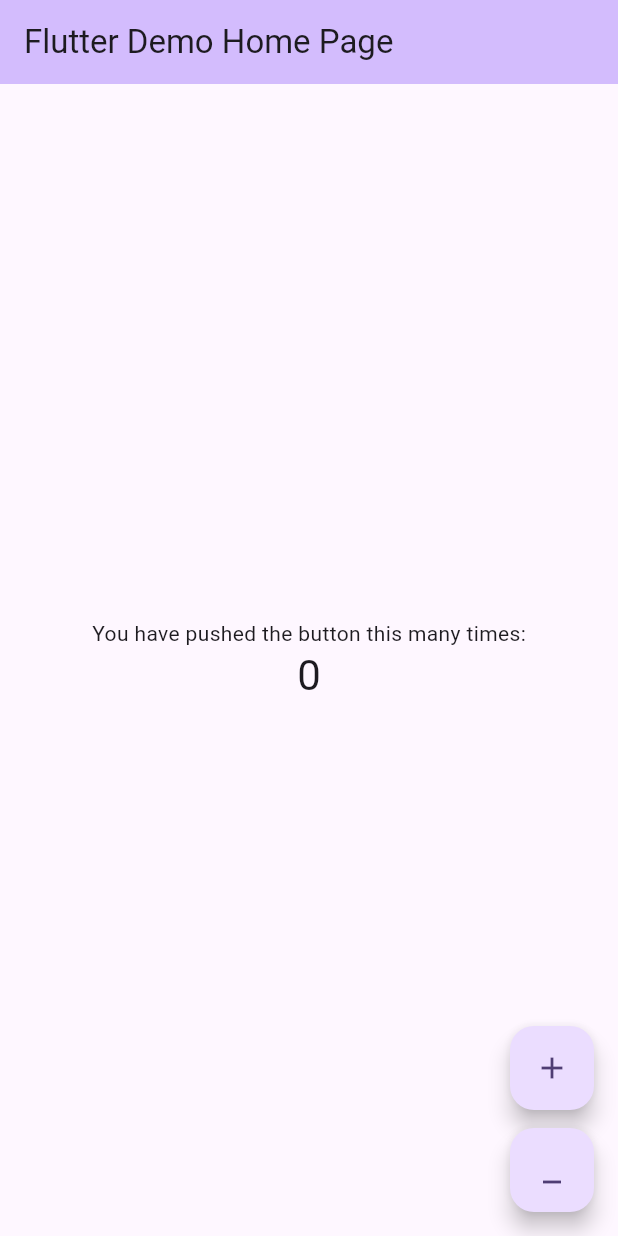
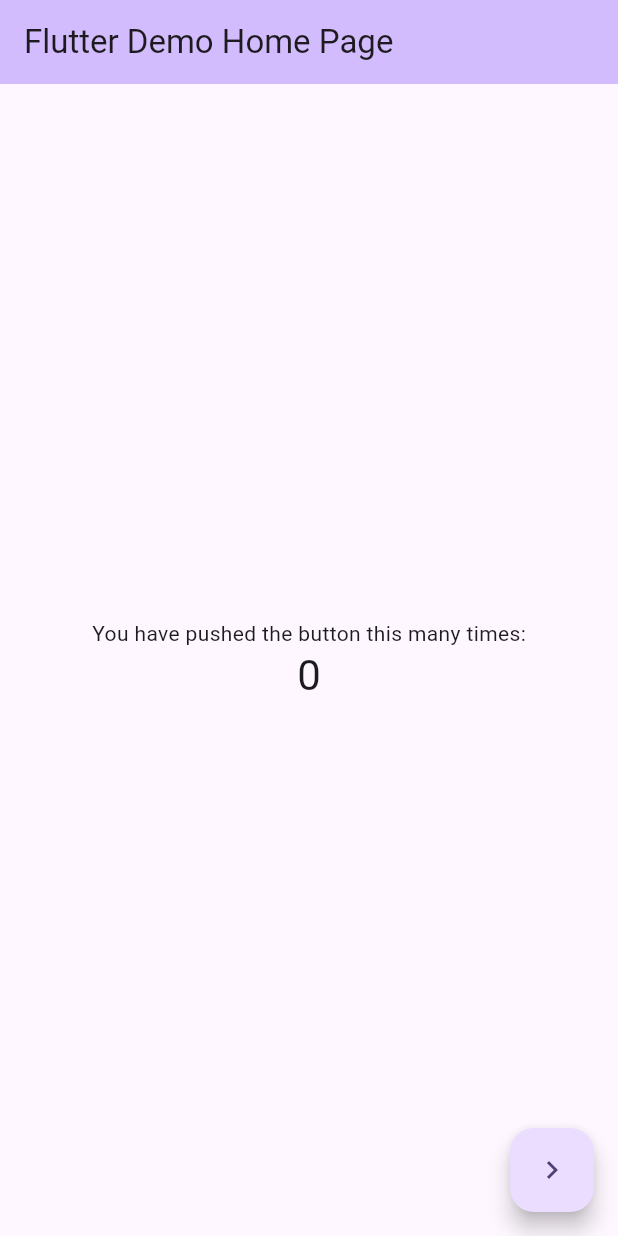
Before and after one commit to ParveenKumar8/Counter_Bloc_App, a Flutter app: the screen it shows after launch, on a phone screen of 412 x 824 dp. Run offline on Flutter 3.47's test engine with Material 3 defaults, Android fonts, the phone set to English and light mode, and no system bars; our stand-ins replace flutter_bloc.

```diff
--- a/lib/cubit/counter_cubit.dart
+++ b/lib/cubit/counter_cubit.dart
@@ -10,6 +10,7 @@ class CounterCubit extends Cubit<int> {
 
   void decrement() {
     //print('###### Decrement Before $state');
+    if (state == 0) return;
     emit(state - 1);
     //print('###### Decrement After $state');
   }
--- a/lib/main.dart
+++ b/lib/main.dart
@@ -1,5 +1,7 @@
+import 'package:counter_bloc_app/cubit/counter_cubit.dart';
 import 'package:counter_bloc_app/my_home_page.dart';
 import 'package:flutter/material.dart';
+import 'package:flutter_bloc/flutter_bloc.dart';
 
 void main() {
   runApp(const MyApp());
@@ -10,13 +12,16 @@ class MyApp extends StatelessWidget {
 
   @override
   Widget build(BuildContext context) {
-    return MaterialApp(
-      title: 'Counter App',
-      theme: ThemeData(
-        colorScheme: ColorScheme.fromSeed(seedColor: Colors.deepPurple),
-        useMaterial3: true,
+    return BlocProvider(
+      create: (_) => CounterCubit(),
+      child: MaterialApp(
+        title: 'Counter App',
+        theme: ThemeData(
+          colorScheme: ColorScheme.fromSeed(seedColor: Colors.deepPurple),
+          useMaterial3: true,
+        ),
+        home: const MyHomePage(title: 'Flutter Demo Home Page'),
       ),
-      home: const MyHomePage(title: 'Flutter Demo Home Page'),
     );
   }
 }
--- a/lib/my_home_page.dart
+++ b/lib/my_home_page.dart
@@ -1,27 +1,22 @@
 import 'package:counter_bloc_app/cubit/counter_cubit.dart';
+import 'package:counter_bloc_app/inc_dec_page.dart';
 import 'package:flutter/material.dart';
 import 'package:flutter_bloc/flutter_bloc.dart';
 
-class MyHomePage extends StatefulWidget {
+class MyHomePage extends StatelessWidget {
   const MyHomePage({super.key, required this.title});
 
   final String title;
 
-  @override
-  State<MyHomePage> createState() => _MyHomePageState();
-}
-
-class _MyHomePageState extends State<MyHomePage> {
-  final counterCubit = CounterCubit();
-
+  //final counterCubit = CounterCubit();
   @override
   Widget build(BuildContext context) {
     //final counter = counterCubit.state;
-
+    final counterCubit = BlocProvider.of<CounterCubit>(context);
     return Scaffold(
       appBar: AppBar(
         backgroundColor: Theme.of(context).colorScheme.inversePrimary,
-        title: Text(widget.title),
+        title: Text(title),
       ),
       body: Center(
         child: Column(
@@ -37,27 +32,18 @@ class _MyHomePageState extends State<MyHomePage> {
                   '$counter',
                   style: Theme.of(context).textTheme.headlineMedium,
                 );
-                })
+              },
+            ),
           ],
         ),
       ),
-      floatingActionButton: Column(
-        mainAxisAlignment: MainAxisAlignment.end,
-        children: [
-          FloatingActionButton(
-            onPressed: () => counterCubit.increment(),
-            tooltip: 'Increment',
-            child: const Icon(Icons.add),
-          ),
-          const SizedBox(
-            height: 12.0,
-          ),
-          FloatingActionButton(
-            onPressed: () => counterCubit.decrement(),
-            tooltip: 'Decrement',
-            child: const Icon(Icons.minimize),
-          ),
-        ],
+      floatingActionButton: FloatingActionButton(
+        onPressed: () {
+          Navigator.of(context).push(
+              MaterialPageRoute(builder: (context) => const IncDecPage()));
+        },
+        tooltip: 'Next Screen',
+        child: const Icon(Icons.navigate_next),
       ),
     );
   }
```
Also changed, not shown: lib/inc_dec_page.dart (added, +40 -0 lines), lib/bloc/counter_bloc.dart (added). Lines whose indentation alone changed are shown as unchanged.
